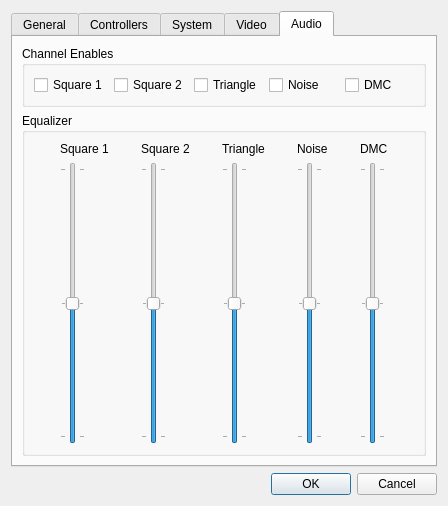
Old version of the form apps/nes-emulator/emulator/emulatorprefsdialog.ui in the repository christopherpow/nesicide.
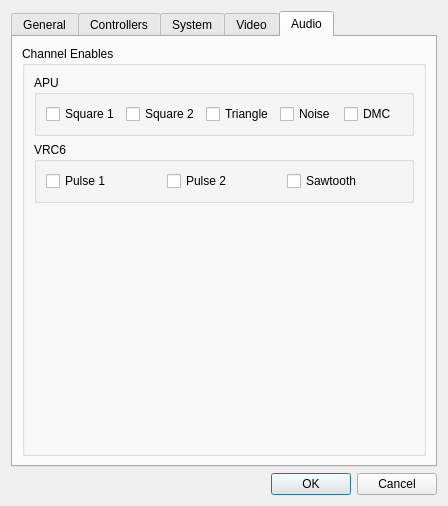
New version of the form. The open tabs and pages were chosen to show the change. Icons and pictures are not drawn. Custom widgets are drawn as their Qt base class.

```diff
--- a/apps/nes-emulator/emulator/emulatorprefsdialog.ui
+++ b/apps/nes-emulator/emulator/emulatorprefsdialog.ui
@@ -983,6 +983,12 @@
          </property>
          <layout class="QGridLayout" name="gridLayout_3">
           <item row="0" column="0">
+           <widget class="QGroupBox" name="groupBox_2">
+            <property name="title">
+             <string>APU</string>
+            </property>
+            <layout class="QGridLayout" name="gridLayout_4">
+             <item row="0" column="0">
            <widget class="QCheckBox" name="square1">
             <property name="text">
              <string>Square 1</string>
@@ -1020,140 +1026,47 @@
          </layout>
         </widget>
        </item>
-       <item row="1" column="0" colspan="2">
-        <widget class="QGroupBox" name="groupBox_2">
-         <property name="title">
-          <string>Equalizer</string>
-         </property>
-         <layout class="QGridLayout" name="gridLayout_4">
+          <item row="2" column="0">
+           <spacer name="verticalSpacer_6">
+            <property name="orientation">
+             <enum>Qt::Vertical</enum>
+            </property>
+            <property name="sizeHint" stdset="0">
+             <size>
+              <width>20</width>
+              <height>40</height>
+             </size>
+            </property>
+           </spacer>
+          </item>
           <item row="1" column="0">
-           <widget class="QSlider" name="square1Eq">
-            <property name="maximum">
-             <number>100</number>
+           <widget class="QGroupBox" name="groupBox_13">
+            <property name="title">
+             <string>VRC6</string>
             </property>
-            <property name="sliderPosition">
-             <number>50</number>
-            </property>
-            <property name="orientation">
-             <enum>Qt::Vertical</enum>
-            </property>
-            <property name="tickPosition">
-             <enum>QSlider::TicksBothSides</enum>
-            </property>
-            <property name="tickInterval">
-             <number>50</number>
-            </property>
-           </widget>
-          </item>
-          <item row="1" column="1">
-           <widget class="QSlider" name="square2Eq">
-            <property name="maximum">
-             <number>100</number>
-            </property>
-            <property name="value">
-             <number>50</number>
-            </property>
-            <property name="orientation">
-             <enum>Qt::Vertical</enum>
-            </property>
-            <property name="tickPosition">
-             <enum>QSlider::TicksBothSides</enum>
-            </property>
-            <property name="tickInterval">
-             <number>50</number>
-            </property>
-           </widget>
-          </item>
-          <item row="1" column="2">
-           <widget class="QSlider" name="triangleEq">
-            <property name="maximum">
-             <number>100</number>
-            </property>
-            <property name="value">
-             <number>50</number>
-            </property>
-            <property name="orientation">
-             <enum>Qt::Vertical</enum>
-            </property>
-            <property name="tickPosition">
-             <enum>QSlider::TicksBothSides</enum>
-            </property>
-            <property name="tickInterval">
-             <number>50</number>
-            </property>
-           </widget>
-          </item>
-          <item row="1" column="3">
-           <widget class="QSlider" name="noiseEq">
-            <property name="maximum">
-             <number>100</number>
-            </property>
-            <property name="value">
-             <number>50</number>
-            </property>
-            <property name="orientation">
-             <enum>Qt::Vertical</enum>
-            </property>
-            <property name="tickPosition">
-             <enum>QSlider::TicksBothSides</enum>
-            </property>
-            <property name="tickInterval">
-             <number>50</number>
-            </property>
-           </widget>
-          </item>
-          <item row="1" column="4">
-           <widget class="QSlider" name="dmcEq">
-            <property name="maximum">
-             <number>100</number>
-            </property>
-            <property name="value">
-             <number>50</number>
-            </property>
-            <property name="orientation">
-             <enum>Qt::Vertical</enum>
-            </property>
-            <property name="tickPosition">
-             <enum>QSlider::TicksBothSides</enum>
-            </property>
-            <property name="tickInterval">
-             <number>50</number>
-            </property>
-           </widget>
-          </item>
+            <layout class="QGridLayout" name="gridLayout_29">
           <item row="0" column="0">
-           <widget class="QLabel" name="label_11">
+              <widget class="QCheckBox" name="pulse1VRC6">
             <property name="text">
-             <string>Square 1</string>
+                <string>Pulse 1</string>
             </property>
            </widget>
           </item>
           <item row="0" column="1">
-           <widget class="QLabel" name="label_12">
+              <widget class="QCheckBox" name="pulse2VRC6">
             <property name="text">
-             <string>Square 2</string>
+                <string>Pulse 2</string>
             </property>
            </widget>
           </item>
           <item row="0" column="2">
-           <widget class="QLabel" name="label_13">
+              <widget class="QCheckBox" name="sawtoothVRC6">
             <property name="text">
-             <string>Triangle</string>
+                <string>Sawtooth</string>
             </property>
            </widget>
           </item>
-          <item row="0" column="3">
-           <widget class="QLabel" name="label_14">
-            <property name="text">
-             <string>Noise</string>
-            </property>
-           </widget>
-          </item>
-          <item row="0" column="4">
-           <widget class="QLabel" name="label_15">
-            <property name="text">
-             <string>DMC</string>
-            </property>
+            </layout>
            </widget>
           </item>
          </layout>
```
Lines whose indentation alone changed are shown as unchanged.
